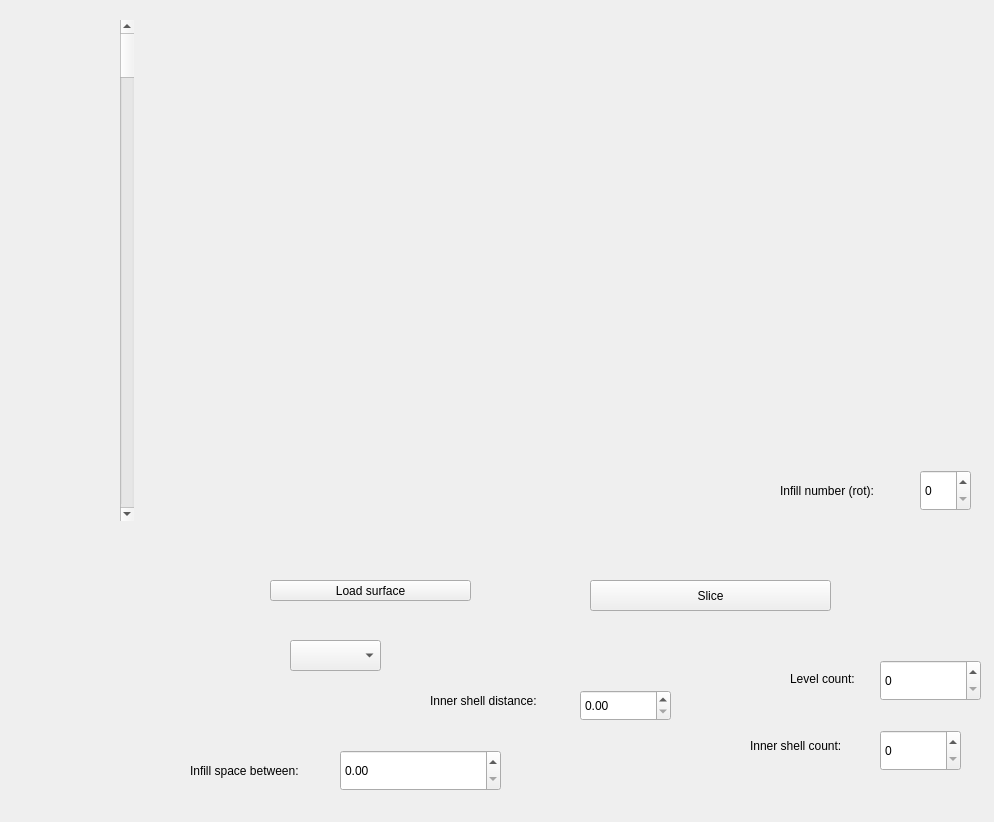
Before: the Qt Designer form src/gui/main_window.ui in aranyp20/MKUltra-merged, drawn with Qt 5.
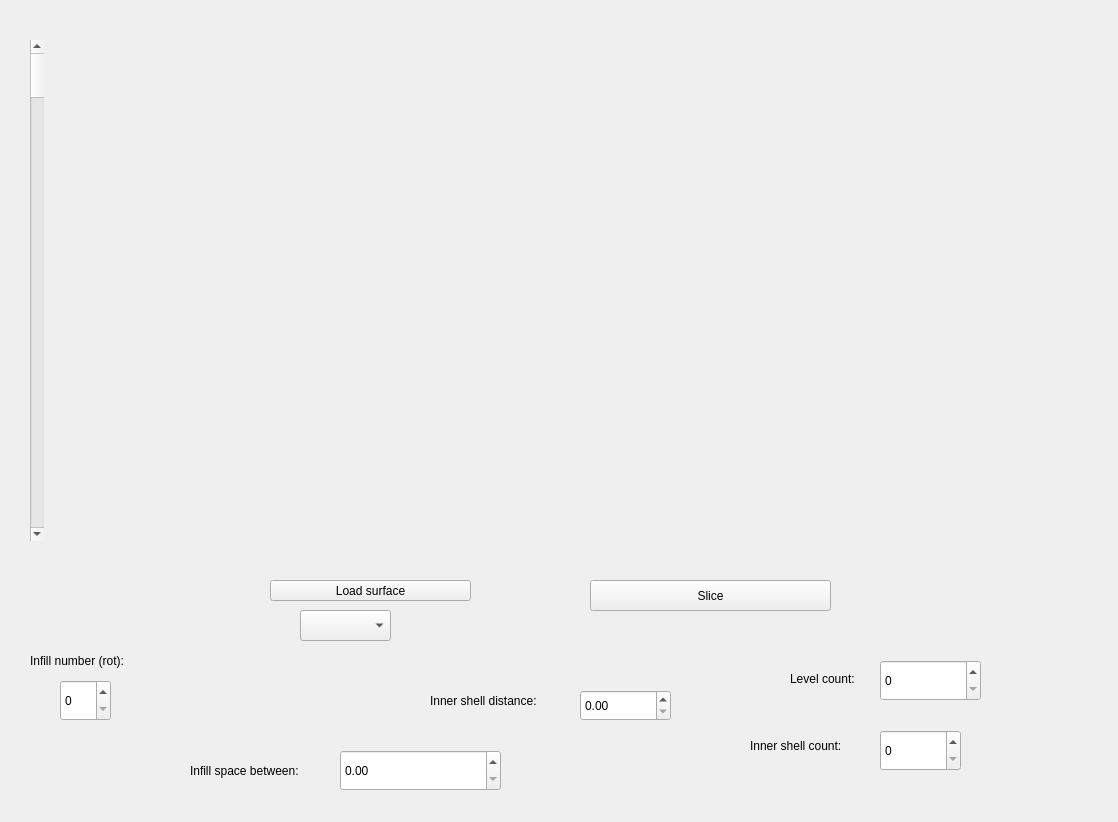
After: the same form once the commit is applied. Custom widgets are drawn as their Qt base class.

Commit message: 3d widget placeholder

The edit to the form file:
```diff
--- a/src/gui/main_window.ui
+++ b/src/gui/main_window.ui
@@ -6,7 +6,7 @@
    <rect>
     <x>0</x>
     <y>0</y>
-    <width>994</width>
+    <width>1118</width>
     <height>822</height>
    </rect>
   </property>
@@ -23,9 +23,9 @@
    <widget class="QWidget" name="verticalLayoutWidget">
     <property name="geometry">
      <rect>
-      <x>120</x>
-      <y>20</y>
-      <width>111</width>
+      <x>30</x>
+      <y>40</y>
+      <width>21</width>
       <height>501</height>
      </rect>
     </property>
@@ -42,8 +42,8 @@
    <widget class="poly_2D_widget" name="widget" native="true">
     <property name="geometry">
      <rect>
-      <x>270</x>
-      <y>20</y>
+      <x>80</x>
+      <y>40</y>
       <width>500</width>
       <height>500</height>
      </rect>
@@ -88,8 +88,8 @@
    <widget class="QComboBox" name="surface_selector_box">
     <property name="geometry">
      <rect>
-      <x>290</x>
-      <y>640</y>
+      <x>300</x>
+      <y>610</y>
       <width>91</width>
       <height>31</height>
      </rect>
@@ -180,8 +180,8 @@
    <widget class="QSpinBox" name="infill_number_box">
     <property name="geometry">
      <rect>
-      <x>920</x>
-      <y>470</y>
+      <x>60</x>
+      <y>680</y>
       <width>51</width>
       <height>41</height>
      </rect>
@@ -190,8 +190,8 @@
    <widget class="QLabel" name="label_5">
     <property name="geometry">
      <rect>
-      <x>780</x>
-      <y>470</y>
+      <x>30</x>
+      <y>640</y>
       <width>141</width>
       <height>41</height>
      </rect>
@@ -200,13 +200,29 @@
      <string>Infill number (rot):</string>
     </property>
    </widget>
+   <widget class="poly_3D_widget" name="widget_2" native="true">
+    <property name="geometry">
+     <rect>
+      <x>590</x>
+      <y>40</y>
+      <width>500</width>
+      <height>500</height>
+     </rect>
+    </property>
+   </widget>
   </widget>
  </widget>
  <customwidgets>
   <customwidget>
    <class>poly_2D_widget</class>
    <extends>QWidget</extends>
-   <header location="global">poly_2D_widget.h</header>
+   <header>poly_2D_widget.h</header>
+   <container>1</container>
+  </customwidget>
+  <customwidget>
+   <class>poly_3D_widget</class>
+   <extends>QWidget</extends>
+   <header location="global">poly_3D_widget.h</header>
    <container>1</container>
   </customwidget>
  </customwidgets>
```
The commit also changes 7 other files.
